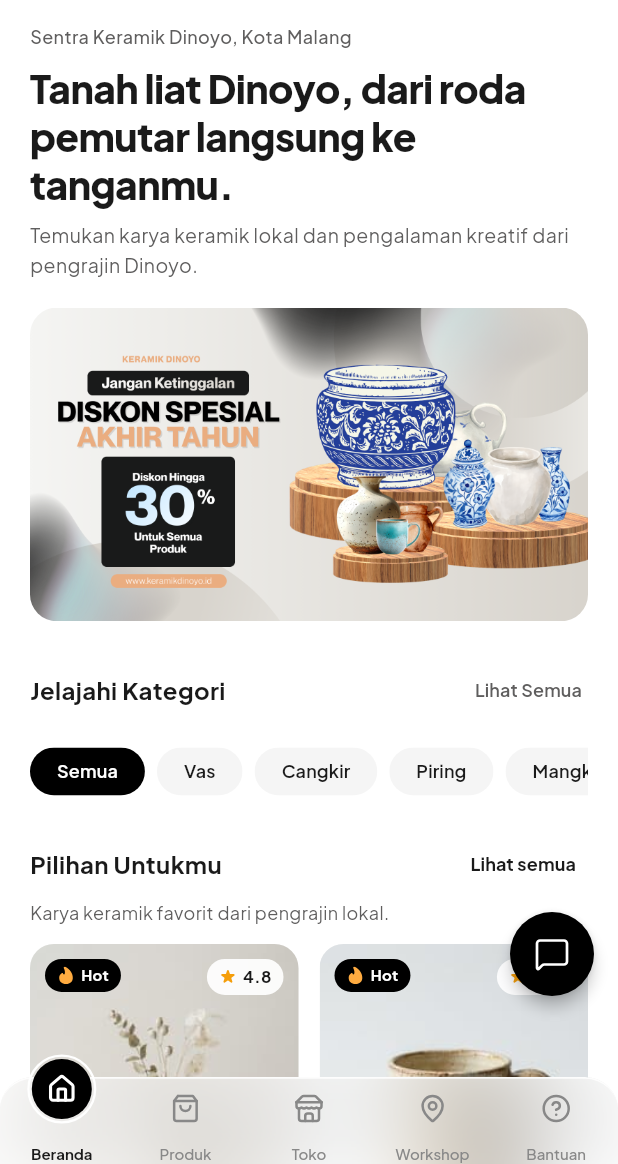
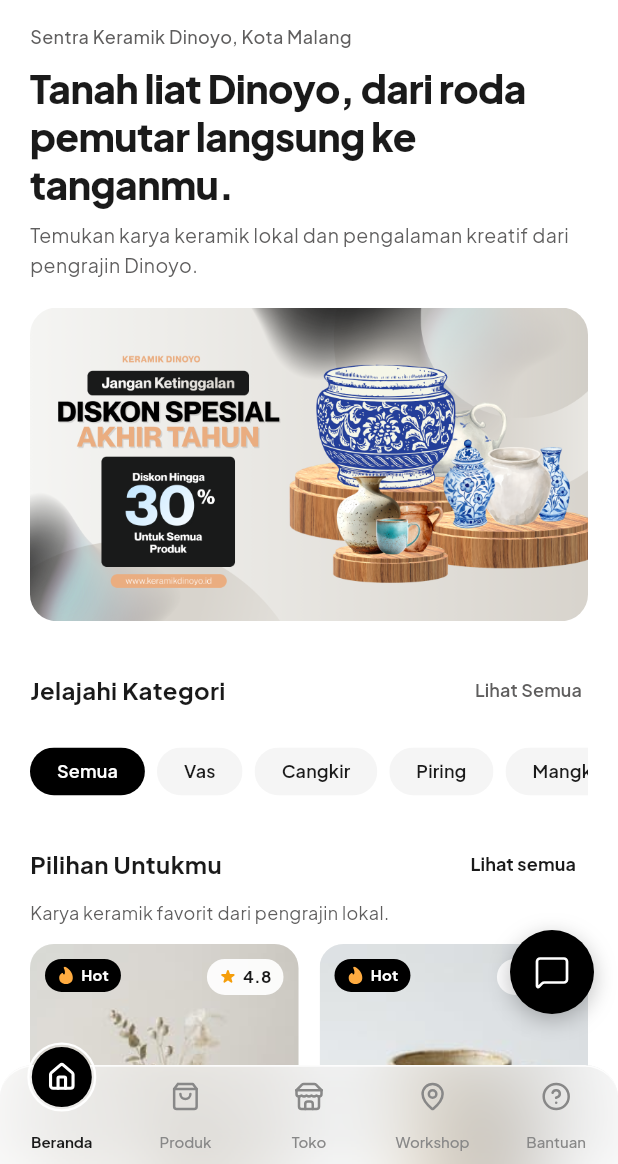
Before and after one commit to alifarda126/DinoyoCraftApp, a Flutter app: the screen it shows after launch, after a tap on "Mulai Menjelajah", after a tap on "Masuk", after a tap on "Masuk dengan Google", on a phone screen of 412 x 824 dp, the part 72-1236 px from its top. Run offline on Flutter 3.47's test engine with Material 3 defaults, Android fonts, the light colour scheme and no system bars; our stand-ins replace flutter_svg, go_router, google_fonts.

Commit message:
Feat: top safe area, draggable FAB with bounds, navbar higher above gesture bar

```diff
--- a/lib/core/widgets/dc_bottom_nav.dart
+++ b/lib/core/widgets/dc_bottom_nav.dart
@@ -37,7 +37,8 @@ class DcBottomNav extends StatelessWidget {
   Widget build(BuildContext context) {
     final rawBottom = MediaQuery.paddingOf(context).bottom;
     // Beri ruang gesture navigation bar Android (max 20px)
-    final bottomPad = rawBottom.clamp(0.0, 20.0);
+    // clamp 28px → navbar lebih naik dari gesture navigation bar Android
+    final bottomPad = rawBottom.clamp(8.0, 28.0);
     final totalHeight = _barHeight + bottomPad + _overflowTop;
 
     return SizedBox(
--- a/lib/features/shell/main_shell.dart
+++ b/lib/features/shell/main_shell.dart
@@ -1,36 +1,125 @@
 import 'package:flutter/material.dart';
 import 'package:go_router/go_router.dart';
 
-import '../../core/widgets/chat_fab.dart';
 import '../../core/widgets/dc_bottom_nav.dart';
+import '../../features/chatbot/chatbot_screen.dart';
+import '../../core/assets.dart';
+import 'package:flutter_svg/flutter_svg.dart';
 
-class MainShell extends StatelessWidget {
-  const MainShell({
-    super.key,
-    required this.navigationShell,
-  });
+class MainShell extends StatefulWidget {
+  const MainShell({super.key, required this.navigationShell});
 
   final StatefulNavigationShell navigationShell;
 
   @override
+  State<MainShell> createState() => _MainShellState();
+}
+
+class _MainShellState extends State<MainShell> {
+  // Posisi FAB — null = belum dihitung, akan di-init saat build pertama
+  Offset? _fabPos;
+  bool _posInitialized = false;
+
+  // Ukuran FAB
+  static const double _fabSize = 56.0;
+  // Gap dari tepi
+  static const double _edgePad = 16.0;
+
+  @override
   Widget build(BuildContext context) {
-    final index = navigationShell.currentIndex;
-    final showFab = index != 4; // sembunyikan FAB di tab Bantuan
+    final index = widget.navigationShell.currentIndex;
+    final showFab = index != 4;
+
+    final mq = MediaQuery.of(context);
+    final screenW = mq.size.width;
+    final screenH = mq.size.height;
+
+    // Batas atas: di bawah status bar + header (~88px)
+    final topBound = mq.padding.top + 72.0;
+    // Batas bawah: di atas navbar (navbar height ≈ 76 + bottomPad ~28 + overflowTop 20)
+    final navbarH = 76.0 + mq.padding.bottom.clamp(8.0, 28.0);
+    final bottomBound = screenH - navbarH - _fabSize - _edgePad;
+
+    // Posisi default: kanan bawah tepat di atas navbar
+    if (!_posInitialized && screenW > 0 && screenH > 0) {
+      _fabPos = Offset(
+        screenW - _fabSize - _edgePad,
+        bottomBound,
+      );
+      _posInitialized = true;
+    }
 
     return Scaffold(
-      // extendBody: true agar konten bisa di-scroll di bawah navbar blur
       extendBody: true,
-      body: navigationShell,
-      floatingActionButton: showFab ? const ChatFab() : null,
-      // Posisi FAB di kanan bawah — Flutter otomatis beri jarak dari BottomBar
-      floatingActionButtonLocation: FloatingActionButtonLocation.endFloat,
+      body: Stack(
+        children: [
+          // ── konten halaman ──────────────────────────────────────────────
+          widget.navigationShell,
+
+          // ── draggable FAB ───────────────────────────────────────────────
+          if (showFab && _fabPos != null)
+            Positioned(
+              left: _fabPos!.dx,
+              top: _fabPos!.dy,
+              child: GestureDetector(
+                onPanUpdate: (details) {
+                  setState(() {
+                    // Hitung posisi baru
+                    double nx = _fabPos!.dx + details.delta.dx;
+                    double ny = _fabPos!.dy + details.delta.dy;
+                    // Clamp ke batas layar
+                    nx = nx.clamp(_edgePad, screenW - _fabSize - _edgePad);
+                    ny = ny.clamp(topBound, bottomBound);
+                    _fabPos = Offset(nx, ny);
+                  });
+                },
+                onTap: () => showClayBotPopup(context),
+                child: _DraggableFabButton(),
+              ),
+            ),
+        ],
+      ),
       bottomNavigationBar: DcBottomNav(
         currentIndex: index,
-        onTap: (i) => navigationShell.goBranch(
+        onTap: (i) => widget.navigationShell.goBranch(
           i,
-          initialLocation: i == navigationShell.currentIndex,
+          initialLocation: i == widget.navigationShell.currentIndex,
         ),
       ),
     );
   }
 }
+
+// ─── FAB button widget ────────────────────────────────────────────────────────
+class _DraggableFabButton extends StatelessWidget {
+  @override
+  Widget build(BuildContext context) {
+    return Material(
+      color: Colors.transparent,
+      child: Container(
+        width: 56,
+        height: 56,
+        decoration: BoxDecoration(
+          color: Colors.black,
+          shape: BoxShape.circle,
+          boxShadow: [
+            BoxShadow(
+              color: Colors.black.withValues(alpha: 0.25),
+              blurRadius: 12,
+              offset: const Offset(0, 4),
+            ),
+          ],
+        ),
+        child: Center(
+          child: SvgPicture.asset(
+            AppAssets.iconChat,
+            width: 24,
+            height: 24,
+            colorFilter:
+                const ColorFilter.mode(Colors.white, BlendMode.srcIn),
+          ),
+        ),
+      ),
+    );
+  }
+}
--- a/lib/main.dart
+++ b/lib/main.dart
@@ -1,10 +1,18 @@
 import 'package:flutter/material.dart';
+import 'package:flutter/services.dart';
 
 import 'core/router/app_router.dart';
 import 'core/theme/app_theme.dart';
 
 void main() {
   WidgetsFlutterBinding.ensureInitialized();
+  // Pastikan konten tidak menembus status bar
+  SystemChrome.setSystemUIOverlayStyle(
+    const SystemUiOverlayStyle(
+      statusBarColor: Colors.transparent,
+      statusBarIconBrightness: Brightness.dark,
+    ),
+  );
   runApp(const DinoyoCraftApp());
 }
 
```
